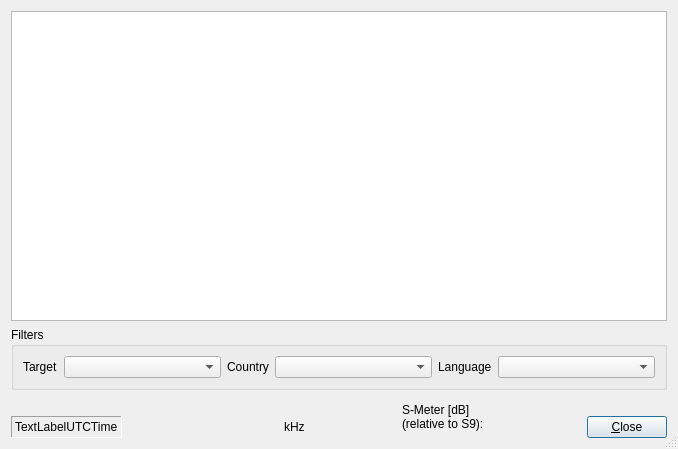
Drm-tools/dream-legacy, file common/GUI-QT/StationsDlg.ui: the form before one commit.
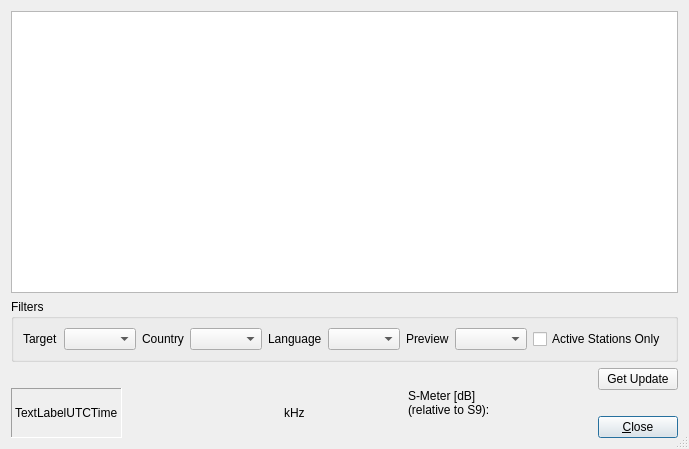
The form after the commit. Icons and pictures are not drawn. Custom widgets are drawn as their Qt base class.

Commit message: stations dialog should work now

Patch:
```diff
--- a/common/GUI-QT/StationsDlg.ui
+++ b/common/GUI-QT/StationsDlg.ui
@@ -189,6 +189,13 @@
        <property name="margin" >
         <number>0</number>
        </property>
+       <item>
+        <widget class="QPushButton" name="pushButtonGetUpdate" >
+         <property name="text" >
+          <string>Get Update</string>
+         </property>
+        </widget>
+       </item>
        <item>
         <spacer name="Spacer3_2" >
          <property name="orientation" >
@@ -288,6 +295,23 @@
         </property>
        </widget>
       </item>
+      <item>
+       <widget class="QLabel" name="labelPreview" >
+        <property name="text" >
+         <string>Preview</string>
+        </property>
+       </widget>
+      </item>
+      <item>
+       <widget class="QComboBox" name="comboBoxPreview" />
+      </item>
+      <item>
+       <widget class="QCheckBox" name="checkBoxShowActive" >
+        <property name="text" >
+         <string>Active Stations Only</string>
+        </property>
+       </widget>
+      </item>
      </layout>
     </widget>
    </item>
```
The commit also changes 4 other files.
